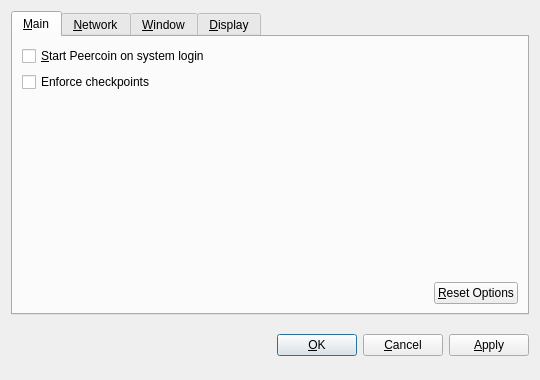
This is src/qt/forms/optionsdialog.ui in Gamerholic/GamerHolicCoin as Qt 5 draws it before an edit. The edited form follows.
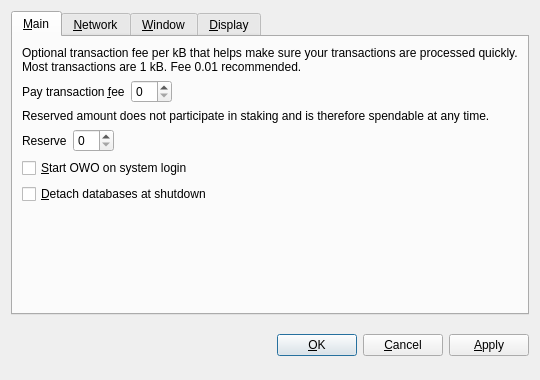
This is the edited form. Custom widgets are drawn as their Qt base class.

Diff of the .ui file:
```diff
--- a/src/qt/forms/optionsdialog.ui
+++ b/src/qt/forms/optionsdialog.ui
@@ -30,13 +30,105 @@
        <string>&amp;Main</string>
       </attribute>
       <layout class="QVBoxLayout" name="verticalLayout_Main">
+       <item>
+        <widget class="QLabel" name="transactionFeeInfoLabel">
+         <property name="text">
+          <string>Optional transaction fee per kB that helps make sure your transactions are processed quickly. Most transactions are 1 kB. Fee 0.01 recommended.</string>
+         </property>
+         <property name="textFormat">
+          <enum>Qt::PlainText</enum>
+         </property>
+         <property name="wordWrap">
+          <bool>true</bool>
+         </property>
+        </widget>
+       </item>
+       <item>
+        <layout class="QHBoxLayout" name="horizontalLayoutFee">
+         <item>
+          <widget class="QLabel" name="transactionFeeLabel">
+           <property name="text">
+            <string>Pay transaction &amp;fee</string>
+           </property>
+           <property name="textFormat">
+            <enum>Qt::PlainText</enum>
+           </property>
+           <property name="buddy">
+            <cstring>transactionFee</cstring>
+           </property>
+          </widget>
+         </item>
+         <item>
+          <widget class="BitcoinAmountField" name="transactionFee"/>
+         </item>
+         <item>
+          <spacer name="horizontalSpacerFee">
+           <property name="orientation">
+            <enum>Qt::Horizontal</enum>
+           </property>
+           <property name="sizeHint" stdset="0">
+            <size>
+             <width>40</width>
+             <height>20</height>
+            </size>
+           </property>
+          </spacer>
+         </item>
+        </layout>
+       </item>
+       <item>
+        <widget class="QLabel" name="reserveBalanceInfoLabel">
+         <property name="text">
+          <string>Reserved amount does not participate in staking and is therefore spendable at any time.</string>
+         </property>
+         <property name="textFormat">
+          <enum>Qt::PlainText</enum>
+         </property>
+         <property name="wordWrap">
+          <bool>true</bool>
+         </property>
+        </widget>
+       </item>
+       <item>
+        <layout class="QHBoxLayout" name="horizontalLayoutReserveBalance">
+         <item>
+          <widget class="QLabel" name="reserveBalanceLabel">
+           <property name="text">
+            <string>Reserve</string>
+           </property>
+           <property name="textFormat">
+            <enum>Qt::PlainText</enum>
+           </property>
+           <property name="buddy">
+            <cstring>reserveBalance</cstring>
+           </property>
+          </widget>
+         </item>
+         <item>
+          <widget class="BitcoinAmountField" name="reserveBalance"/>
+         </item>
+         <item>
+          <spacer name="horizontalSpacerReserveBalance">
+           <property name="orientation">
+            <enum>Qt::Horizontal</enum>
+           </property>
+           <property name="sizeHint" stdset="0">
+            <size>
+             <width>40</width>
+             <height>20</height>
+            </size>
+           </property>
+          </spacer>
+         </item>
+        </layout>
+       </item>
        <item>
         <widget class="QCheckBox" name="bitcoinAtStartup">
          <property name="toolTip">
           <string>Automatically start Peercoin after logging in to the system.</string>
          </property>
          <property name="text">
-          <string>&amp;Start Peercoin on system login</string>
+          <string>&amp;Start OWO on system login</string>
          </property>
         </widget>
        </item>
@@ -46,7 +138,7 @@
           <string>Check this box to follow the centrally issued checkpoints.</string>
          </property>
          <property name="text">
-          <string>Enforce checkpoints</string>
+          <string>&amp;Detach databases at shutdown</string>
          </property>
         </widget>
        </item>
@@ -63,36 +155,6 @@
          </property>
         </spacer>
        </item>
-       <item>
-        <layout class="QHBoxLayout" name="horizontalLayout_2_Main">
-         <item>
-          <spacer name="horizontalSpacer_2_Main">
-           <property name="orientation">
-            <enum>Qt::Horizontal</enum>
-           </property>
-           <property name="sizeHint" stdset="0">
-            <size>
-             <width>40</width>
-             <height>20</height>
-            </size>
-           </property>
-          </spacer>
-         </item>
-         <item>
-          <widget class="QPushButton" name="resetButton">
-           <property name="toolTip">
-            <string>Reset all client options to default.</string>
-           </property>
-           <property name="text">
-            <string>&amp;Reset Options</string>
-           </property>
-           <property name="autoDefault">
-            <bool>false</bool>
-           </property>
-          </widget>
-         </item>
-        </layout>
-       </item>
       </layout>
      </widget>
      <widget class="QWidget" name="tabNetwork">
```
Left out of the diff: 30 changed lines with no effect on the pictures.
